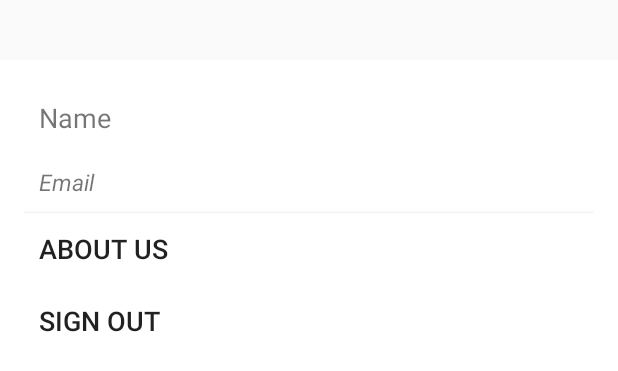
After one commit to ECellNitrr/ECellApp, an Android app: the layout hamburgerbottomsheet.xml on its own in the app's theme, with its tools: preview values and no code run, on a phone screen of 412 x 824 dp. The commit adds this screen. Shown: the top 371 px of the screen. Run offline under Robolectric (Android 15) with nearby library versions, the phone set to English and light mode, and no system bars.

Commit message:
hamburger implemented.1

```diff
--- a/app/build.gradle
+++ b/app/build.gradle
@@ -30,6 +30,7 @@
     implementation fileTree(include: ['*.jar'], dir: 'libs')
     implementation 'com.android.support:appcompat-v7:28.0.0'
     implementation 'com.android.support.constraint:constraint-layout:1.1.3'
+    implementation 'com.android.support:design:28.0.0'
     testImplementation 'junit:junit:4.12'
     androidTestImplementation 'com.android.support.test:runner:1.0.2'
     androidTestImplementation 'com.android.support.test.espresso:espresso-core:3.0.2'
--- /dev/null
+++ b/app/src/main/res/layout/hamburgerbottomsheet.xml
@@ -0,0 +1,45 @@
+<?xml version="1.0" encoding="utf-8"?>
+<LinearLayout xmlns:android="http://schemas.android.com/apk/res/android"
+    xmlns:app="http://schemas.android.com/apk/res-auto"
+    android:id="@+id/bottom_sheet"
+    android:layout_width="match_parent"
+    android:layout_height="wrap_content"
+    android:background="#fff"
+    android:orientation="vertical"
+    android:layout_marginTop="40dp"
+    android:padding="16dp">
+    <TextView
+        android:layout_width="match_parent"
+        android:layout_height="wrap_content"
+        android:textSize="18sp"
+        android:text="@string/name"
+        android:padding="10dp"/>
+    <TextView
+        android:layout_width="match_parent"
+        android:layout_height="wrap_content"
+        android:text="@string/email"
+        android:textSize="15sp"
+        android:textStyle="italic"
+        android:padding="10dp"/>
+    <Button
+        android:layout_width="match_parent"
+        android:layout_height="wrap_content"
+        android:id="@+id/about_us"
+        android:background="@color/colorWhite"
+        android:text="About Us"
+        android:textSize="18dp"
+        android:textAlignment="textStart"
+        android:padding="10dp"
+        android:onClick="aboutus_click"/>
+    <Button
+        android:layout_width="match_parent"
+        android:layout_height="wrap_content"
+        android:id="@+id/sign_out"
+        android:text="@string/sign_out"
+        android:background="@color/colorWhite"
+        android:textSize="18dp"
+        android:textAlignment="textStart"
+        android:padding="10dp"
+        android:onClick="Signout_click"
+        />
+</LinearLayout>
--- a/app/src/main/res/values/strings.xml
+++ b/app/src/main/res/values/strings.xml
@@ -8,4 +8,5 @@
     <string name="forgot">Forgot?</string>
     <string name="sign_in">Sign in</string>
     <string name="register">Register</string>
+    <string name="sign_out">sign out</string>
 </resources>
```
Also changed, not shown: app/src/main/java/com/nitrr/ecell/esummit/ecellapp/activities/HomeActivity.java (+7 -0 lines), app/src/main/java/com/nitrr/ecell/esummit/ecellapp/misc/hamburgeritem.java (added, +57 -0 lines), app/src/main/res/layout/activity_home.xml (+19 -0 lines).
